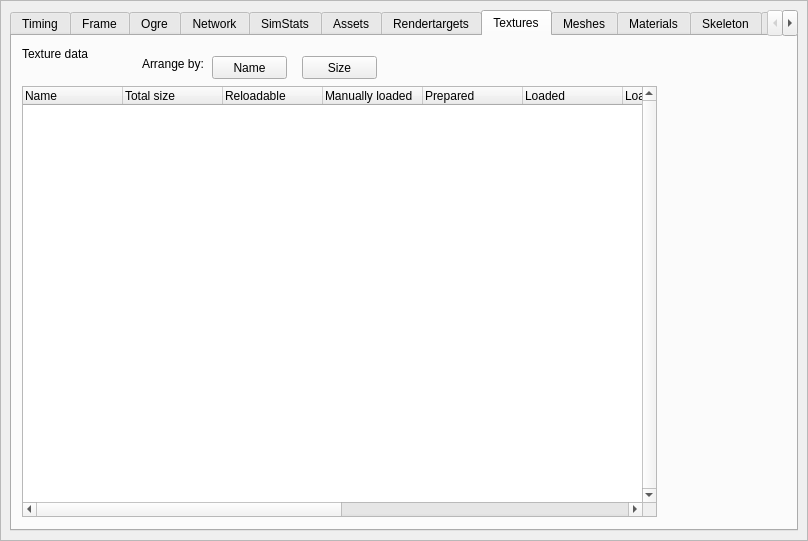
Before: the Qt Designer form bin/data/ui/profiler.ui in realXtend/tundra, drawn with Qt 5.
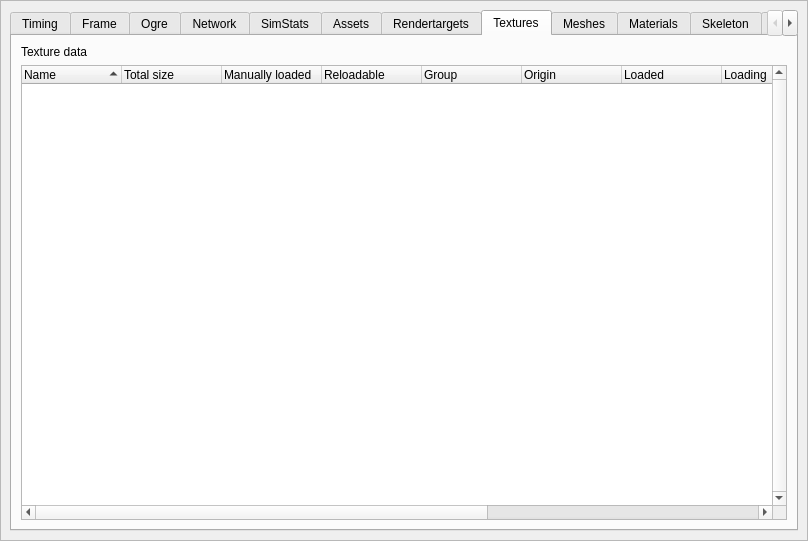
After: the same form once the commit is applied. The open tabs and pages were chosen to show the change.

Commit message: Fixed grammar typos. Fixed Ogre asset sorting in debugstats. Fixed Ogre asset widget layouts in debugstats.

```diff
--- a/bin/data/ui/profiler.ui
+++ b/bin/data/ui/profiler.ui
@@ -1488,140 +1488,100 @@
          <attribute name="title">
           <string>Textures</string>
          </attribute>
-         <widget class="QTreeWidget" name="textureDataTree">
-          <property name="geometry">
-           <rect>
-            <x>10</x>
-            <y>50</y>
-            <width>635</width>
-            <height>431</height>
-           </rect>
-          </property>
-          <property name="sizePolicy">
-           <sizepolicy hsizetype="Expanding" vsizetype="Expanding">
-            <horstretch>0</horstretch>
-            <verstretch>0</verstretch>
-           </sizepolicy>
-          </property>
-          <property name="verticalScrollBarPolicy">
-           <enum>Qt::ScrollBarAlwaysOn</enum>
-          </property>
-          <property name="horizontalScrollBarPolicy">
-           <enum>Qt::ScrollBarAlwaysOn</enum>
-          </property>
-          <column>
-           <property name="text">
-            <string>Name</string>
-           </property>
-          </column>
-          <column>
-           <property name="text">
-            <string>Total size</string>
-           </property>
-          </column>
-          <column>
-           <property name="text">
-            <string>Reloadable</string>
-           </property>
-          </column>
-          <column>
-           <property name="text">
-            <string>Manually loaded</string>
-           </property>
-          </column>
-          <column>
-           <property name="text">
-            <string>Prepared</string>
-           </property>
-          </column>
-          <column>
-           <property name="text">
-            <string>Loaded</string>
-           </property>
-          </column>
-          <column>
-           <property name="text">
-            <string>Loading</string>
-           </property>
-          </column>
-          <column>
-           <property name="text">
-            <string>Loading state</string>
-           </property>
-          </column>
-          <column>
-           <property name="text">
-            <string>Background loaded</string>
-           </property>
-          </column>
-          <column>
-           <property name="text">
-            <string>Group</string>
-           </property>
-          </column>
-          <column>
-           <property name="text">
-            <string>Origin</string>
-           </property>
-          </column>
-          <column>
-           <property name="text">
-            <string>State count</string>
-           </property>
-          </column>
-         </widget>
-         <widget class="QLabel" name="texture_label">
-          <property name="geometry">
-           <rect>
-            <x>10</x>
-            <y>10</y>
-            <width>101</width>
-            <height>16</height>
-           </rect>
-          </property>
-          <property name="text">
-           <string>Texture data</string>
-          </property>
-         </widget>
-         <widget class="QLabel" name="label_33">
-          <property name="geometry">
-           <rect>
-            <x>130</x>
-            <y>20</y>
-            <width>101</width>
-            <height>16</height>
-           </rect>
-          </property>
-          <property name="text">
-           <string>Arrange by:</string>
-          </property>
-         </widget>
-         <widget class="QPushButton" name="arrange_name">
-          <property name="geometry">
-           <rect>
-            <x>200</x>
-            <y>20</y>
-            <width>75</width>
-            <height>23</height>
-           </rect>
-          </property>
-          <property name="text">
-           <string>Name</string>
-          </property>
-         </widget>
-         <widget class="QPushButton" name="arrange_size">
-          <property name="geometry">
-           <rect>
-            <x>290</x>
-            <y>20</y>
-            <width>75</width>
-            <height>23</height>
-           </rect>
-          </property>
-          <property name="text">
-           <string>Size</string>
-          </property>
-         </widget>
+         <layout class="QVBoxLayout" name="verticalLayout_2">
+          <item>
+           <widget class="QLabel" name="texture_label">
+            <property name="text">
+             <string>Texture data</string>
+            </property>
+           </widget>
+          </item>
+          <item>
+           <widget class="QTreeWidget" name="textureDataTree">
+            <property name="sizePolicy">
+             <sizepolicy hsizetype="Expanding" vsizetype="Expanding">
+              <horstretch>0</horstretch>
+              <verstretch>0</verstretch>
+             </sizepolicy>
+            </property>
+            <property name="verticalScrollBarPolicy">
+             <enum>Qt::ScrollBarAlwaysOn</enum>
+            </property>
+            <property name="horizontalScrollBarPolicy">
+             <enum>Qt::ScrollBarAlwaysOn</enum>
+            </property>
+            <property name="sortingEnabled">
+             <bool>true</bool>
+            </property>
+            <attribute name="headerShowSortIndicator" stdset="0">
+             <bool>true</bool>
+            </attribute>
+            <attribute name="headerShowSortIndicator" stdset="0">
+             <bool>true</bool>
+            </attribute>
+            <column>
+             <property name="text">
+              <string>Name</string>
+             </property>
+            </column>
+            <column>
+             <property name="text">
+              <string>Total size</string>
+             </property>
+            </column>
+            <column>
+             <property name="text">
+              <string>Manually loaded</string>
+             </property>
+            </column>
+            <column>
+             <property name="text">
+              <string>Reloadable</string>
+             </property>
+            </column>
+            <column>
+             <property name="text">
+              <string>Group</string>
+             </property>
+            </column>
+            <column>
+             <property name="text">
+              <string>Origin</string>
+             </property>
+            </column>
+            <column>
+             <property name="text">
+              <string>Loaded</string>
+             </property>
+            </column>
+            <column>
+             <property name="text">
+              <string>Loading</string>
+             </property>
+            </column>
+            <column>
+             <property name="text">
+              <string>Background loaded</string>
+             </property>
+            </column>
+            <column>
+             <property name="text">
+              <string>Prepared</string>
+             </property>
+            </column>
+            <column>
+             <property name="text">
+              <string>Loading state</string>
+             </property>
+            </column>
+            <column>
+             <property name="text">
+              <string>State count</string>
+             </property>
+            </column>
+           </widget>
+          </item>
+         </layout>
         </widget>
         <widget class="QWidget" name="meshes">
          <attribute name="title">
```
Left out of the diff: 1305 changed lines with no effect on the pictures. The commit also changes 5 other files.
